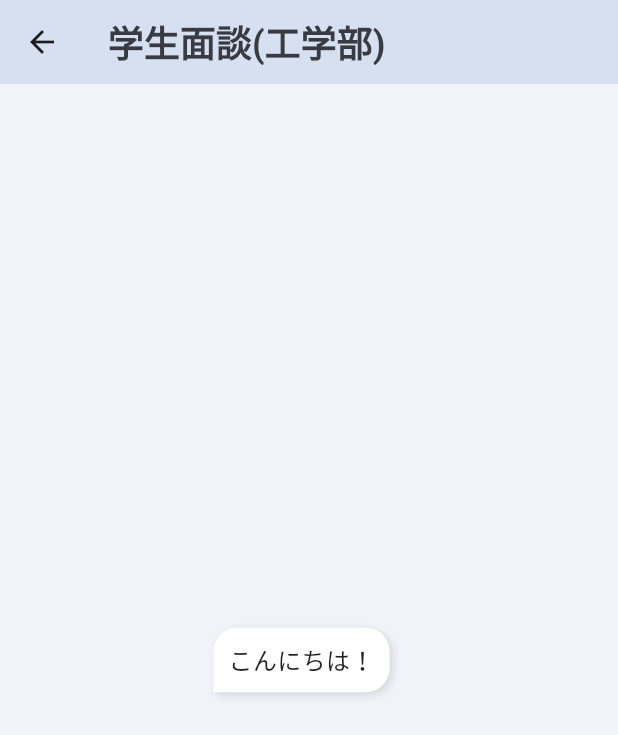
After one commit to school-interview/school-interview-system, a Flutter app: the InterviewView screen opened directly, on a phone screen of 412 x 824 dp. The commit adds this screen. Shown: the top 735 px of the screen. Run offline on Flutter 3.47's test engine with Material 3 defaults, Android fonts, the phone set to English and light mode, and no system bars; our stand-ins replace device_preview, flutter_riverpod, freezed_annotation; network calls fail.

Commit message:
#25
チャットボックスのUIを作成

```diff
--- a/client/lib/view/avatar_select/avatar_select_view.dart
+++ b/client/lib/view/avatar_select/avatar_select_view.dart
@@ -4,6 +4,7 @@ import 'package:client/component/style/box_shadow_style.dart';
 import 'package:client/constant/color.dart';
 import 'package:client/generated/l10n.dart';
 import 'package:client/ui_core/image_network_manager.dart';
+import 'package:client/view/interview/interview_view.dart';
 import 'package:flutter/material.dart';
 import 'package:flutter_riverpod/flutter_riverpod.dart';
 
@@ -159,6 +160,11 @@ class _AvatarSelectView extends ConsumerState<AvatarSelectView> {
                           labelText: "面談開始",
                           onTapButton: () {
                             // 面談画面へ遷移
+                            Navigator.of(context).push(
+                              MaterialPageRoute(builder: (builder) {
+                                return const InterviewView();
+                              }),
+                            );
                           })
                     ],
                   ),
--- /dev/null
+++ b/client/lib/view/interview/interview_view.dart
@@ -0,0 +1,74 @@
+import 'package:client/component/custom_app_bar.dart';
+import 'package:client/constant/color.dart';
+import 'package:flutter/material.dart';
+import 'package:flutter_riverpod/flutter_riverpod.dart';
+
+class InterviewView extends ConsumerStatefulWidget {
+  const InterviewView({super.key});
+
+  @override
+  ConsumerState<InterviewView> createState() => _InterviewView();
+}
+
+class _InterviewView extends ConsumerState<InterviewView> {
+  @override
+  void initState() {
+    super.initState();
+    Future(() {
+      // Add your initialization code here
+    });
+  }
+
+  @override
+  Widget build(BuildContext context) {
+    return Scaffold(
+      backgroundColor: ColorDefinitions.primaryColor,
+      appBar: CustomAppBar().startAppBar(context),
+      body: SafeArea(
+        child: Container(
+          padding: const EdgeInsets.symmetric(horizontal: 10),
+          child: Row(
+            mainAxisAlignment: MainAxisAlignment.center,
+            children: [
+              _chatBubble("こんにちは！", false),
+              const SizedBox(width: 10),
+            ],
+          ),
+        ),
+      ),
+    );
+  }
+
+  Widget _chatBubble(String text, bool isSentByMe) {
+    return Align(
+      alignment: isSentByMe ? Alignment.centerRight : Alignment.centerLeft,
+      child: Container(
+        margin: const EdgeInsets.symmetric(vertical: 5),
+        padding: const EdgeInsets.all(10),
+        decoration: BoxDecoration(
+          color: isSentByMe ? Colors.green[100] : Colors.white,
+          borderRadius: BorderRadius.only(
+            topLeft: Radius.circular(16),
+            topRight: Radius.circular(16),
+            bottomLeft: isSentByMe ? Radius.circular(16) : Radius.circular(0),
+            bottomRight: isSentByMe ? Radius.circular(0) : Radius.circular(16),
+          ),
+          boxShadow: const [
+            BoxShadow(
+              color: Colors.black12,
+              blurRadius: 4,
+              offset: Offset(2, 2),
+            ),
+          ],
+        ),
+        child: Text(
+          text,
+          style: const TextStyle(
+            color: Colors.black87,
+            fontSize: 16,
+          ),
+        ),
+      ),
+    );
+  }
+}
```
